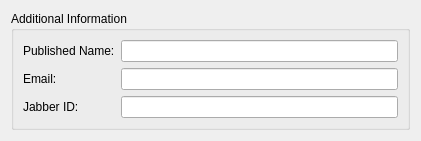
The window that plugins/salut/salut-advanced-options-widget.ui (KDE/ktp-accounts-kcm) describes before a commit, drawn with Qt 5.
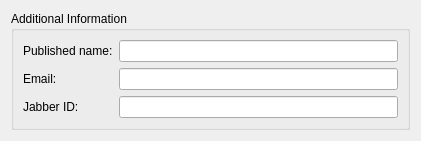
The same window after the commit. Custom widgets are drawn as their Qt base class.

```diff
--- a/plugins/salut/salut-advanced-options-widget.ui
+++ b/plugins/salut/salut-advanced-options-widget.ui
@@ -23,7 +23,7 @@
       <item row="0" column="0">
        <widget class="QLabel" name="pubnameLabel">
         <property name="text">
-         <string>Published Name:</string>
+         <string>Published name:</string>
         </property>
        </widget>
       </item>
```
